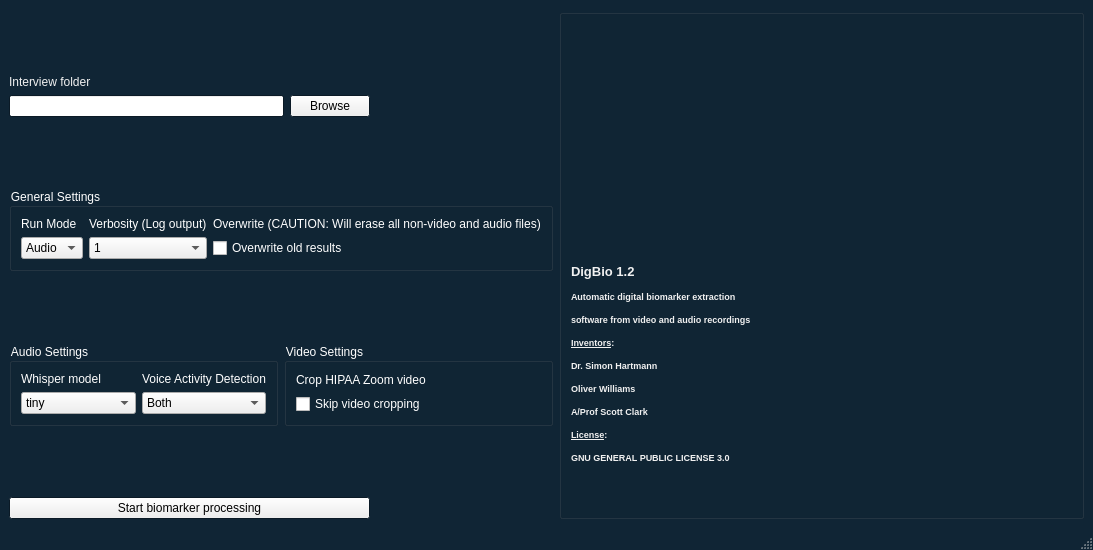
Old version of the form DigBio.ui in the repository sihartmann/DigitalBiomarkersPsychosis.
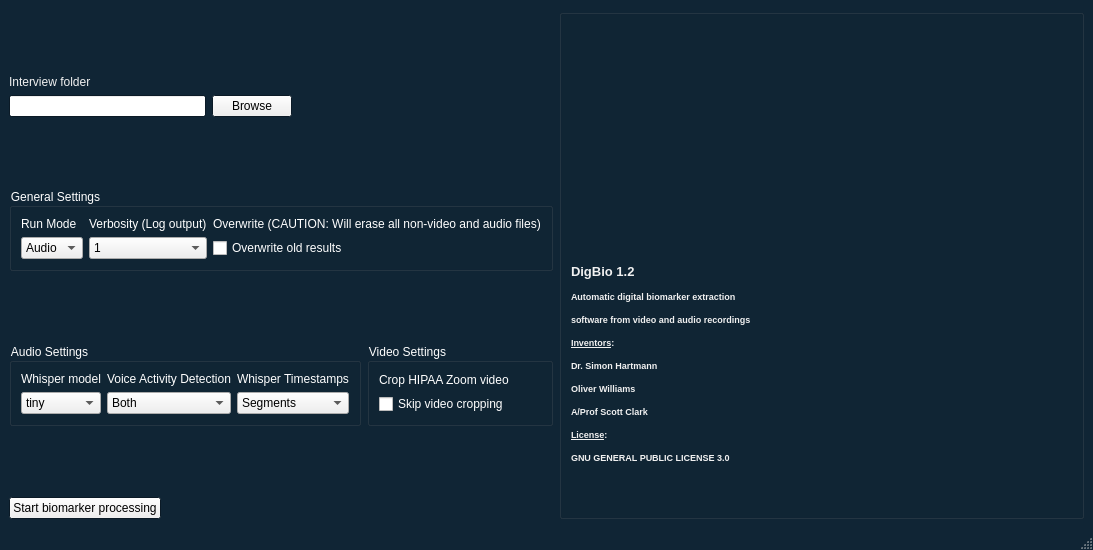
New version of the form. Icons and pictures are not drawn.

Commit message: Added Whisper timestamps to pipeline

What changed in the file:
```diff
--- a/DigBio.ui
+++ b/DigBio.ui
@@ -295,7 +295,7 @@
         </property>
        </widget>
       </item>
-      <item row="1" column="0" colspan="2">
+      <item row="1" column="0">
        <widget class="QLabel" name="label">
         <property name="text">
          <string>Interview folder</string>
@@ -329,7 +329,7 @@
         </property>
        </widget>
       </item>
-      <item row="4" column="0" colspan="3">
+      <item row="4" column="0" colspan="4">
        <widget class="QGroupBox" name="groupBox">
         <property name="palette">
          <palette>
@@ -575,7 +575,7 @@
         </layout>
        </widget>
       </item>
-      <item row="5" column="2">
+      <item row="5" column="3">
        <widget class="QLabel" name="label_12">
         <property name="sizePolicy">
          <sizepolicy hsizetype="Expanding" vsizetype="Expanding">
@@ -588,8 +588,8 @@
         </property>
        </widget>
       </item>
-      <item row="6" column="0" colspan="3">
-       <layout class="QHBoxLayout" name="horizontalLayout_2">
+      <item row="6" column="0" colspan="4">
+       <layout class="QHBoxLayout" name="horizontalLayout">
         <item>
          <widget class="QGroupBox" name="groupBox_2">
           <property name="styleSheet">
@@ -689,6 +689,50 @@
              </property>
             </widget>
            </item>
+           <item row="0" column="2">
+            <widget class="QLabel" name="label_10">
+             <property name="palette">
+              <palette>
+               <active>
+                <colorrole role="WindowText">
+                 <brush brushstyle="SolidPattern">
+                  <color alpha="255">
+                   <red>255</red>
+                   <green>255</green>
+                   <blue>255</blue>
+                  </color>
+                 </brush>
+                </colorrole>
+               </active>
+               <inactive>
+                <colorrole role="WindowText">
+                 <brush brushstyle="SolidPattern">
+                  <color alpha="255">
+                   <red>255</red>
+                   <green>255</green>
+                   <blue>255</blue>
+                  </color>
+                 </brush>
+                </colorrole>
+               </inactive>
+               <disabled>
+                <colorrole role="WindowText">
+                 <brush brushstyle="SolidPattern">
+                  <color alpha="255">
+                   <red>120</red>
+                   <green>120</green>
+                   <blue>120</blue>
+                  </color>
+                 </brush>
+                </colorrole>
+               </disabled>
+              </palette>
+             </property>
+             <property name="text">
+              <string>Whisper Timestamps</string>
+             </property>
+            </widget>
+           </item>
            <item row="1" column="0">
             <widget class="QComboBox" name="whisperBox">
              <property name="currentText">
@@ -743,6 +787,28 @@
              </item>
             </widget>
            </item>
+           <item row="1" column="2">
+            <widget class="QComboBox" name="timestampBox">
+             <property name="currentText">
+              <string>Segments</string>
+             </property>
+             <item>
+              <property name="text">
+               <string>Segments</string>
+              </property>
+             </item>
+             <item>
+              <property name="text">
+               <string>Words</string>
+              </property>
+             </item>
+             <item>
+              <property name="text">
+               <string>None</string>
+              </property>
+             </item>
+            </widget>
+           </item>
           </layout>
          </widget>
         </item>
@@ -863,7 +929,7 @@
         </property>
        </widget>
       </item>
-      <item row="8" column="0" colspan="2">
+      <item row="8" column="0">
        <widget class="QPushButton" name="startButton">
         <property name="sizePolicy">
          <sizepolicy hsizetype="Preferred" vsizetype="Fixed">
```
The commit also changes 1 other file.
